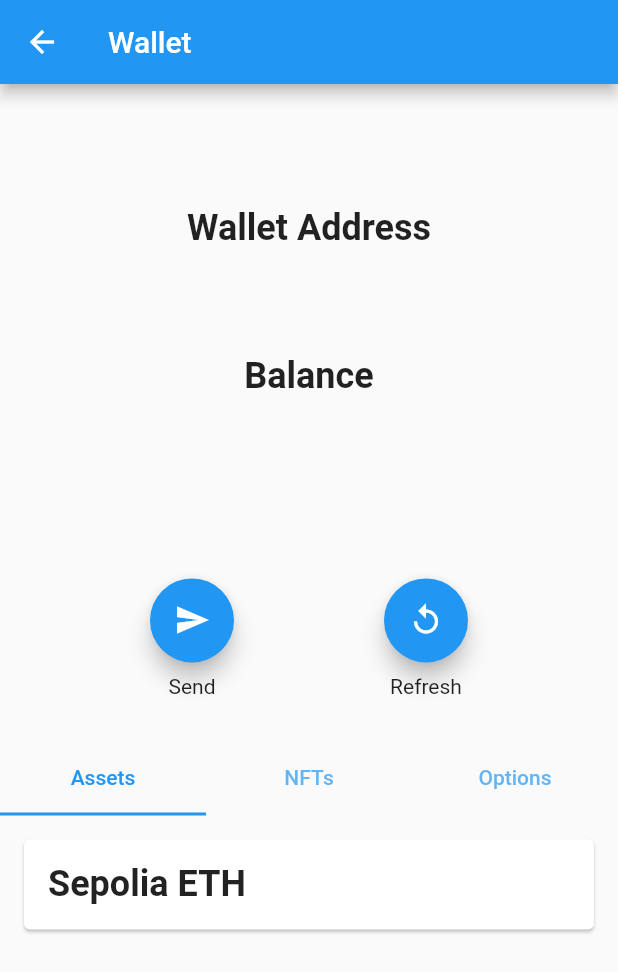
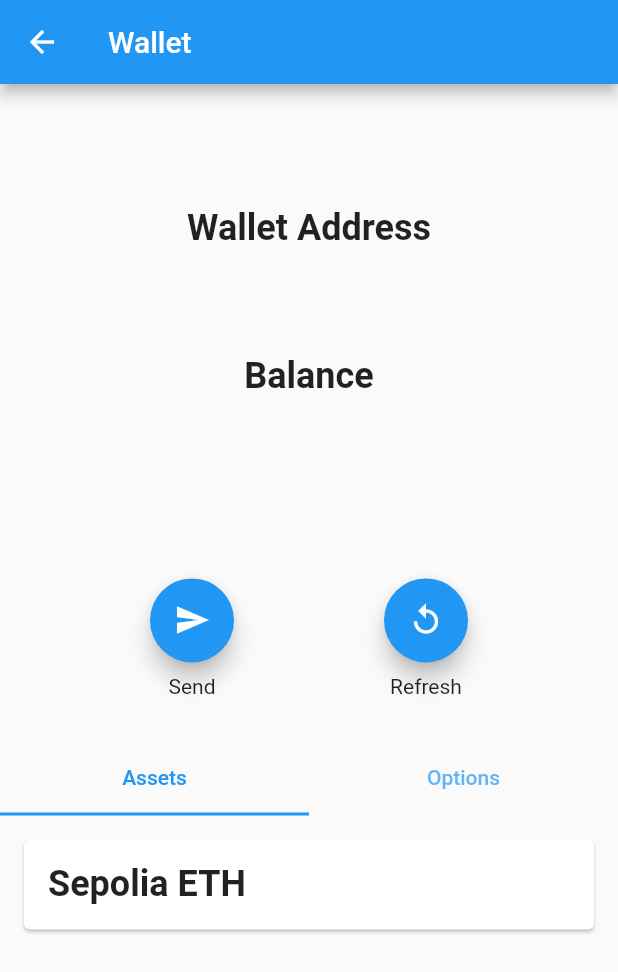
Before and after one commit to MechanicalNoob05/flutter_blockchain, a Flutter app: the WalletPage screen opened directly, on a phone screen of 412 x 824 dp. Shown: the top 972 px of the screen. Run offline on Flutter 3.47's test engine with Material 2 defaults, Android fonts, the phone set to English and light mode, and no system bars; our stand-ins replace hex, shared_preferences; missing offline and left inert: bip39, ed25519_hd_key, web3dart; accounts and stored records are empty.

Commit message:
Update wallet.dart

```diff
--- a/lib/pages/wallet.dart
+++ b/lib/pages/wallet.dart
@@ -154,7 +154,6 @@ class _WalletPageState extends State<WalletPage> {
                     labelColor: Colors.blue,
                     tabs: [
                       Tab(text: 'Assets'),
-                      Tab(text: 'NFTs'),
                       Tab(text: 'Options'),
                     ],
                   ),
@@ -192,10 +191,6 @@ class _WalletPageState extends State<WalletPage> {
                             )
                           ],
                         ),
-                        // NFTs Tab
-                        SingleChildScrollView(
-                            child: NFTListPage(
-                                address: walletAddress, chain: 'sepolia')),
                         // Activities Tab
                         Center(
                           child: ListTile(
```
